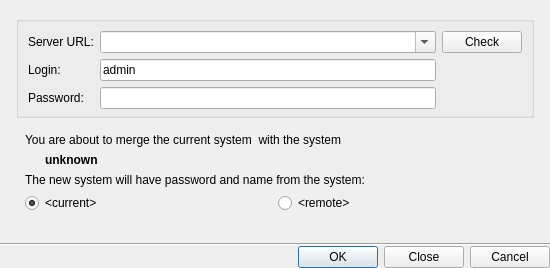
First picture: the form in client/libclient/src/ui/dialogs/merge_systems_dialog.ui, repository networkoptix/nx_open, before the edit.
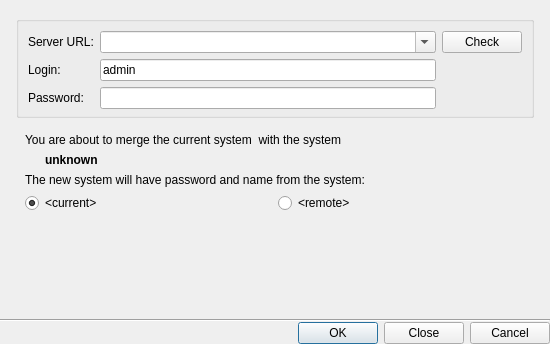
Second picture: the form after the edit. Custom widgets are drawn as their Qt base class.

Commit message:
VMS-5299: Fix event loop issues for some dialogs
When QDialog::exec() is called from the context menu handler
some problems could happen like non-blinking text cursor.
The cuase is not clear, however the issue can be easily fixed
by using open() instead of exec() and by using QueuedConnection.

<==== Mercurial data ====>
Branch: dev_3.0.0_gui

What changed in the file:
```diff
--- a/client/libclient/src/ui/dialogs/merge_systems_dialog.ui
+++ b/client/libclient/src/ui/dialogs/merge_systems_dialog.ui
@@ -7,7 +7,7 @@
     <x>0</x>
     <y>0</y>
     <width>550</width>
-    <height>268</height>
+    <height>344</height>
    </rect>
   </property>
   <property name="windowTitle">
```
Left out of the diff: 3 changed lines with no effect on the pictures. The commit also changes 5 other files.
